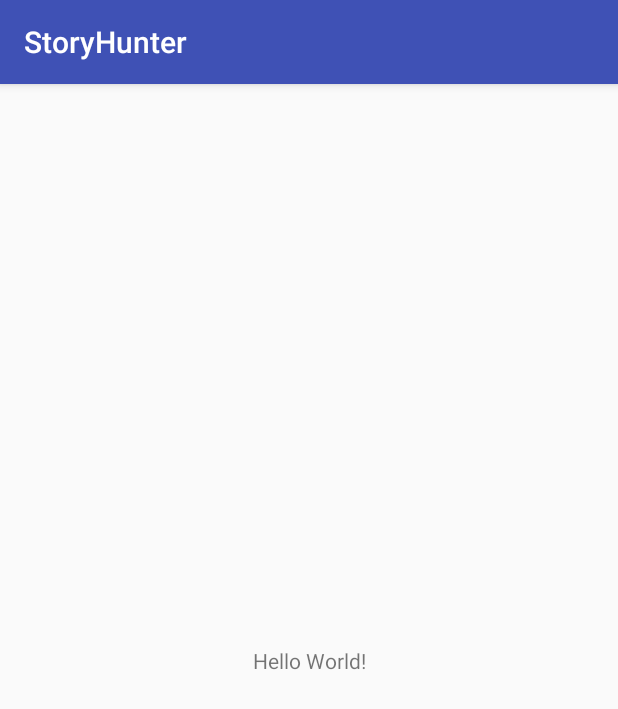
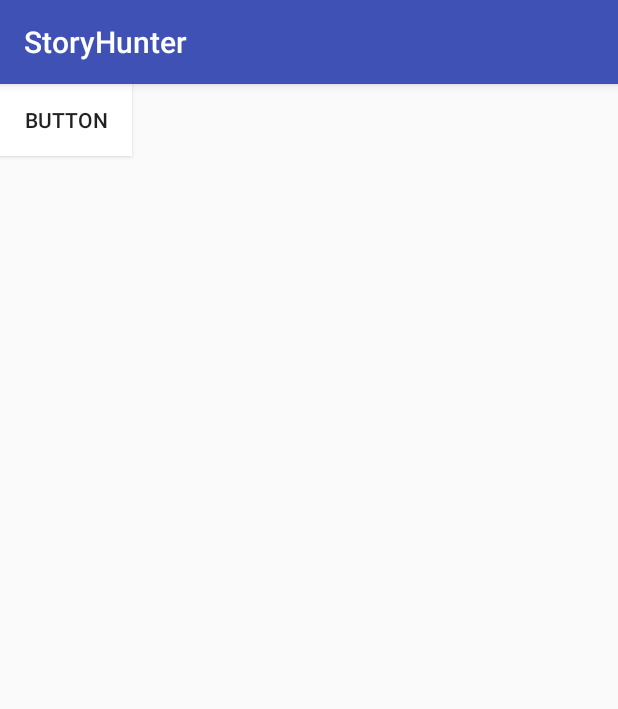
Before and after one commit to JonasKempeneers/PxlMobileDevelopment, an Android app: the screen it shows after launch (MainActivity), on a phone screen of 412 x 824 dp. Shown: the top 709 px of the screen. Run offline under Robolectric (Android 15) with nearby library versions, the phone set to English and light mode, and no system bars.

Commit message:
Added button that changes color on click

```diff
--- a/app/src/main/java/mobiledevelopment/pxl/be/storyhunter/MainActivity.java
+++ b/app/src/main/java/mobiledevelopment/pxl/be/storyhunter/MainActivity.java
@@ -1,13 +1,39 @@
 package mobiledevelopment.pxl.be.storyhunter;
 
+import android.graphics.Color;
+import android.graphics.drawable.ColorDrawable;
 import android.support.v7.app.AppCompatActivity;
 import android.os.Bundle;
+import android.view.View;
+import android.widget.Button;
 
 public class MainActivity extends AppCompatActivity {
+
+    public Button colorButton;
 
     @Override
     protected void onCreate(Bundle savedInstanceState) {
         super.onCreate(savedInstanceState);
         setContentView(R.layout.activity_main);
+         colorButton = findViewById(R.id.button);
+         colorButton.setBackgroundColor(Color.WHITE);
+
+         colorButton.setOnClickListener(new View.OnClickListener() {
+             @Override
+             public void onClick(View v) {
+                 ColorDrawable buttonColor = (ColorDrawable) colorButton.getBackground();
+
+                 if(buttonColor.getColor() == Color.BLUE){
+                     colorButton.setBackgroundColor(Color.WHITE);
+                 } else {
+                     colorButton.setBackgroundColor(Color.BLUE);
+                 }
+
+             }
+         });
+    }
+
+    public void changeColor(){
+
     }
 }
--- a/app/src/main/res/layout/activity_main.xml
+++ b/app/src/main/res/layout/activity_main.xml
@@ -6,13 +6,13 @@
     android:layout_height="match_parent"
     tools:context=".MainActivity">
 
-    <TextView
+    <Button
+        android:id="@+id/button"
         android:layout_width="wrap_content"
         android:layout_height="wrap_content"
-        android:text="Hello World!"
-        app:layout_constraintBottom_toBottomOf="parent"
-        app:layout_constraintLeft_toLeftOf="parent"
-        app:layout_constraintRight_toRightOf="parent"
-        app:layout_constraintTop_toTopOf="parent" />
+        android:text="Button"
+        android:onClick="changeColor"
+        tools:layout_editor_absoluteX="148dp"
+        tools:layout_editor_absoluteY="175dp" />
 
 </android.support.constraint.ConstraintLayout>
--- a/app/src/main/res/values/styles.xml
+++ b/app/src/main/res/values/styles.xml
@@ -1,7 +1,7 @@
 <resources>
 
     <!-- Base application theme. -->
-    <style name="AppTheme" parent="Theme.AppCompat.Light.DarkActionBar">
+    <style name="AppTheme" parent="Base.Theme.AppCompat.Light.DarkActionBar">
         <!-- Customize your theme here. -->
         <item name="colorPrimary">@color/colorPrimary</item>
         <item name="colorPrimaryDark">@color/colorPrimaryDark</item>
```
